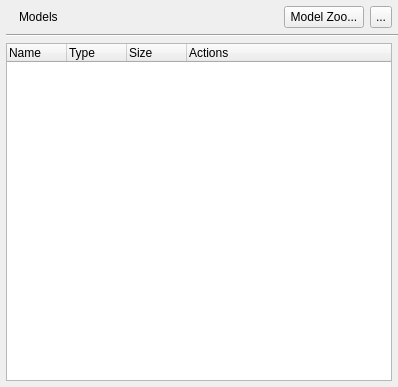
eidora-desktop/EIDORA, file src/EmbeddingsArea/ui/local_models_panel.ui: the form before one commit.
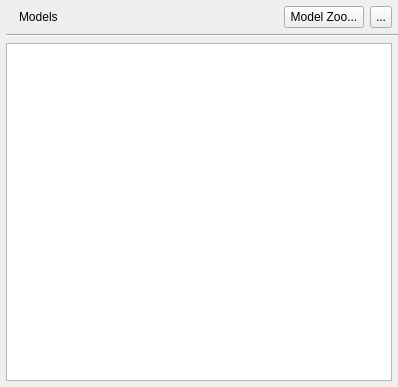
The form after the commit. Icons and pictures are not drawn.

```diff
--- a/src/EmbeddingsArea/ui/local_models_panel.ui
+++ b/src/EmbeddingsArea/ui/local_models_panel.ui
@@ -203,42 +203,52 @@
              <verstretch>0</verstretch>
             </sizepolicy>
            </property>
-           <property name="styleSheet">
-            <string notr="true">QTreeWidget::item { padding-right: 6px; }</string>
-           </property>
-           <property name="dragEnabled">
-            <bool>true</bool>
-           </property>
-           <property name="dragDropMode">
-            <enum>QAbstractItemView::DragDropMode::DragOnly</enum>
-           </property>
-           <property name="alternatingRowColors">
-            <bool>true</bool>
-           </property>
            <attribute name="headerMinimumSectionSize">
             <number>40</number>
            </attribute>
            <attribute name="headerDefaultSectionSize">
             <number>60</number>
            </attribute>
+           <property name="selectionMode">
+            <enum>QAbstractItemView::SelectionMode::NoSelection</enum>
+           </property>
+           <property name="focusPolicy">
+            <enum>Qt::FocusPolicy::NoFocus</enum>
+           </property>
+           <property name="alternatingRowColors">
+            <bool>false</bool>
+           </property>
+           <property name="tabKeyNavigation">
+            <bool>false</bool>
+           </property>
+           <property name="dragEnabled">
+            <bool>false</bool>
+           </property>
+           <property name="dragDropMode">
+            <enum>QAbstractItemView::DragDropMode::NoDragDrop</enum>
+           </property>
+           <property name="editTriggers">
+            <set>QAbstractItemView::EditTrigger::NoEditTriggers</set>
+           </property>
+           <property name="styleSheet">
+            <string>QTreeWidget::item { padding: 0; }
+QTreeWidget::item:hover, QTreeWidget::item:selected { background: transparent; }</string>
+           </property>
+           <property name="expandsOnDoubleClick">
+            <bool>false</bool>
+           </property>
+           <property name="rootIsDecorated">
+            <bool>false</bool>
+           </property>
+           <property name="headerHidden">
+            <bool>true</bool>
+           </property>
+           <property name="indentation">
+            <number>0</number>
+           </property>
            <column>
             <property name="text">
-             <string>Name</string>
-            </property>
-           </column>
-           <column>
-            <property name="text">
-             <string>Type</string>
-            </property>
-           </column>
-           <column>
-            <property name="text">
-             <string>Size</string>
-            </property>
-           </column>
-           <column>
-            <property name="text">
-             <string>Actions</string>
+             <string>Models</string>
             </property>
            </column>
           </widget>
```
Left out of the diff: 6 changed lines with no effect on the pictures.
